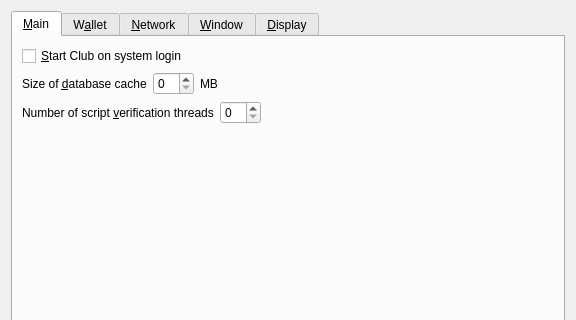
Above: src/qt/forms/optionsdialog.ui from jonspock/tessa before the change; both pictures show x 0 to 576 and y 0 to 320 of the 576 by 494 pixel window. Below: the same form after it.
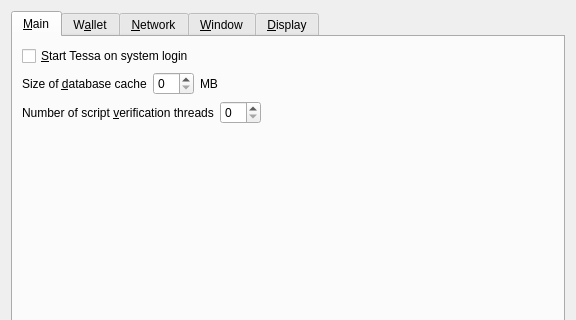
That is the form after the change. The open tabs and pages were chosen to show the change. Custom widgets are drawn as their Qt base class.

```diff
--- a/src/qt/forms/optionsdialog.ui
+++ b/src/qt/forms/optionsdialog.ui
@@ -33,7 +33,7 @@
           <string>Automatically start Club after logging in to the system.</string>
          </property>
          <property name="text">
-          <string>&amp;Start Club on system login</string>
+          <string>&amp;Start Tessa on system login</string>
          </property>
         </widget>
        </item>
```
Left out of the diff: 8 changed lines with no effect on the pictures.
